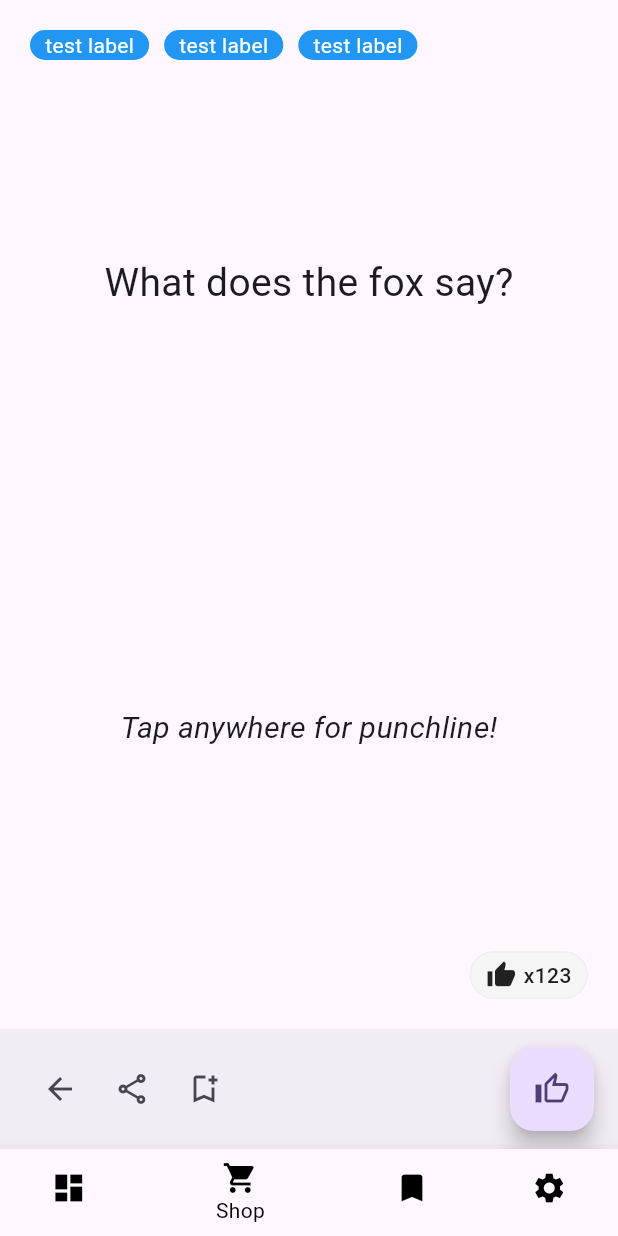
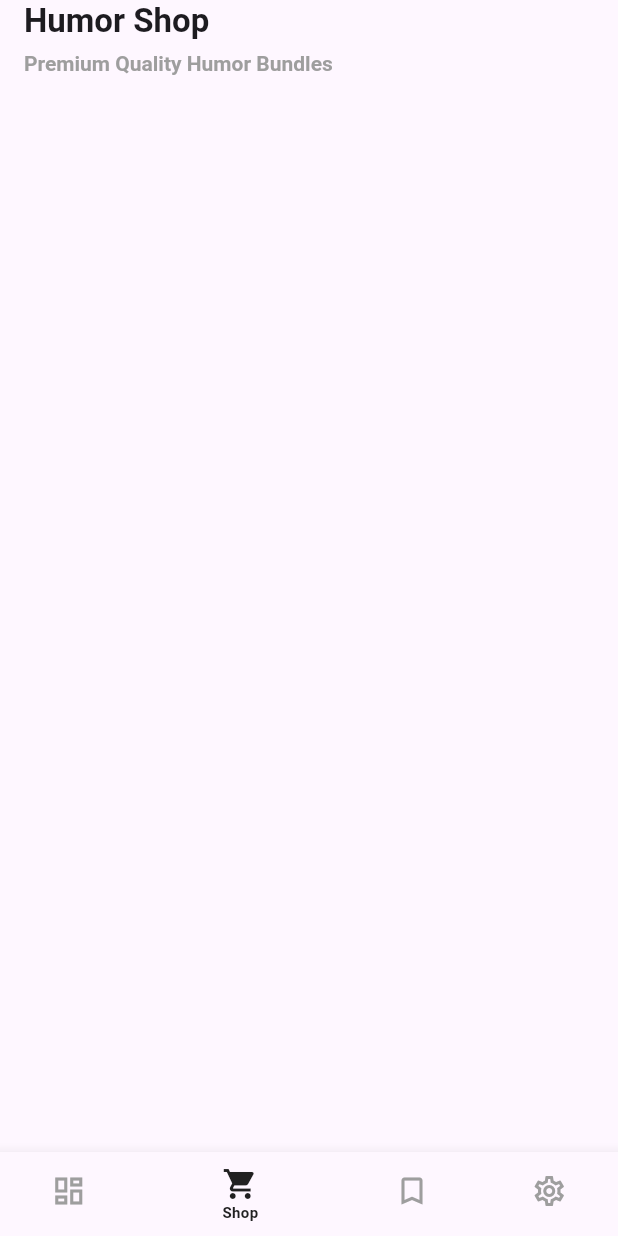
Before and after one commit to cardchess-leader/daily_dose_of_humors, a Flutter app: the screen it shows after launch, item 2 of the bottom bar chosen, on a phone screen of 412 x 824 dp. Run offline on Flutter 3.47's test engine with Material 3 defaults, Android fonts, the light colour scheme and no system bars; our stand-ins replace scroll_snap_list.

```diff
--- a/lib/models/category.dart
+++ b/lib/models/category.dart
@@ -7,6 +7,7 @@ class Category {
   final int numDailyNew;
   final bool subscriberOnly;
   final Color themeColor;
+  // final List<Color> themeColorGradient;
   const Category({
     required this.title,
     required this.description,
@@ -14,5 +15,6 @@ class Category {
     required this.numDailyNew,
     this.subscriberOnly = false,
     required this.themeColor,
+    // required this.themeColorGradient,
   });
 }
--- a/lib/screens/humor_screen.dart
+++ b/lib/screens/humor_screen.dart
@@ -146,6 +146,7 @@ class _HumorScreenState extends State<HumorScreen> {
       ),
       floatingActionButtonLocation: FloatingActionButtonLocation.endContained,
       floatingActionButton: FloatingActionButton(
+        elevation: 0,
         onPressed: () {
           // Handle the FAB action
           print('FAB Pressed');
--- /dev/null
+++ b/lib/screens/shop.dart
@@ -0,0 +1,40 @@
+import 'package:flutter/material.dart';
+import 'package:daily_dose_of_humors/widgets/page_header_text.dart';
+
+class ShopScreen extends StatefulWidget {
+  const ShopScreen({super.key});
+
+  @override
+  State<ShopScreen> createState() {
+    return _ShopScreenState();
+  }
+}
+
+class _ShopScreenState extends State<ShopScreen>
+    with SingleTickerProviderStateMixin {
+  late TabController _tabController;
+
+  @override
+  void initState() {
+    super.initState();
+    _tabController = TabController(length: 2, vsync: this);
+  }
+
+  @override
+  void dispose() {
+    _tabController.dispose();
+    super.dispose();
+  }
+
+  @override
+  Widget build(BuildContext context) {
+    return Scaffold(
+      appBar: AppBar(
+          // backgroundColor: Colors.yellow,
+          title: const PageHeaderText(
+        heading: 'Humor Shop',
+        subheading: 'Premium Quality Humor Bundles',
+      )),
+    );
+  }
+}
--- a/lib/screens/tabs.dart
+++ b/lib/screens/tabs.dart
@@ -1,7 +1,11 @@
+import 'package:daily_dose_of_humors/screens/shop.dart';
 import 'package:flutter/material.dart';
 import 'package:scroll_snap_list/scroll_snap_list.dart';
 import 'package:daily_dose_of_humors/screens/humor_screen.dart';
+import 'package:daily_dose_of_humors/screens/bookmark.dart';
+import 'package:daily_dose_of_humors/screens/settings.dart';
 import 'package:daily_dose_of_humors/widgets/humor_card.dart';
+import 'package:daily_dose_of_humors/widgets/page_header_text.dart';
 import 'package:daily_dose_of_humors/data/category_data.dart';
 
 class TabsScreen extends StatefulWidget {
@@ -29,7 +33,18 @@ class _TabsScreenState extends State<TabsScreen> {
 
   @override
   Widget build(BuildContext context) {
-    Widget activePage = ScrollSnapList(
+    late Widget activePage;
+
+    switch (_selectedPageIndex) {
+      case 0:
+        activePage = Scaffold(
+          appBar: AppBar(
+            title: const PageHeaderText(
+              heading: 'Daily Dose of Humors',
+              subheading: 'New Humors Added Everyday',
+            ),
+          ),
+          body: ScrollSnapList(
             scrollDirection: Axis.vertical,
             onItemFocus: (index) => (),
             itemSize: 500,
@@ -40,11 +55,18 @@ class _TabsScreenState extends State<TabsScreen> {
               child: HumorCategoryCard(humorCategoryList[index]),
               onTap: () => _openHumorCategory(humorCategoryList[index]),
             ),
+          ),
         );
-
-    switch (_selectedPageIndex) {
+        break;
       case 1:
-        activePage = HumorScreen(humorCategoryList[0]);
+        activePage = ShopScreen();
+        break;
+      case 2:
+        activePage = BookmarkScreen();
+        break;
+      case 3:
+      default:
+        activePage = SettingsScreen();
     }
 
     return Scaffold(
@@ -52,24 +74,37 @@ class _TabsScreenState extends State<TabsScreen> {
       bottomNavigationBar: BottomNavigationBar(
         onTap: _selectPage,
         currentIndex: _selectedPageIndex,
-        selectedItemColor: Colors.black,
-        unselectedItemColor: Colors.black,
-        items: const [
+        selectedItemColor: Colors.grey.shade900,
+        unselectedItemColor: Colors.grey.shade500,
+        // selectedIconTheme:
+        //     IconThemeData(size: 22), // Set the size for selected icons
+        // unselectedIconTheme: IconThemeData(size: 22),
+        selectedLabelStyle:
+            TextStyle(fontSize: 10, fontWeight: FontWeight.w600),
+        items: [
           BottomNavigationBarItem(
-            icon: Icon(Icons.dashboard),
+            icon: _selectedPageIndex == 0
+                ? Icon(Icons.dashboard)
+                : Icon(Icons.dashboard_outlined),
             label: 'Home',
           ),
           BottomNavigationBarItem(
-            icon: Icon(Icons.shopping_cart),
+            icon: _selectedPageIndex == 1
+                ? Icon(Icons.shopping_cart)
+                : Icon(Icons.shopping_cart_outlined),
             label: 'Shop',
           ),
           BottomNavigationBarItem(
-            icon: Icon(Icons.bookmark),
-            label: 'Bookmark',
+            icon: _selectedPageIndex == 2
+                ? Icon(Icons.bookmark)
+                : Icon(Icons.bookmark_outline),
+            label: 'Bookmarks',
           ),
           BottomNavigationBarItem(
-            icon: Icon(Icons.settings),
-            label: 'Setting',
+            icon: _selectedPageIndex == 3
+                ? Icon(Icons.settings)
+                : Icon(Icons.settings_outlined),
+            label: 'Settings',
           ),
         ],
       ),
--- /dev/null
+++ b/lib/widgets/page_header_text.dart
@@ -0,0 +1,38 @@
+import 'package:flutter/material.dart';
+
+class PageHeaderText extends StatelessWidget {
+  final String heading;
+  final String subheading;
+  const PageHeaderText(
+      {super.key, required this.heading, this.subheading = ''});
+
+  @override
+  Widget build(BuildContext context) {
+    return Column(
+      crossAxisAlignment: CrossAxisAlignment.start,
+      children: [
+        Text(
+          heading,
+          style: const TextStyle(
+            // color: Colors.white,
+            fontWeight: FontWeight.bold,
+            // fontStyle: FontStyle.italic,
+          ),
+        ),
+        if (subheading != '') ...[
+          const SizedBox(height: 5),
+          Text(
+            subheading,
+            style: TextStyle(
+                color: Colors.grey.shade500,
+                fontWeight: FontWeight.bold,
+                fontSize: 14),
+          ),
+          const SizedBox(
+            height: 5,
+          ),
+        ],
+      ],
+    );
+  }
+}
```
Also changed, not shown: lib/screens/bookmark.dart (added, +135 -0 lines), lib/screens/settings.dart (added, +40 -0 lines), lib/util/util.dart (added, +17 -0 lines), lib/widgets/humor_card.dart (+17 -2 lines). Lines whose indentation alone changed are shown as unchanged.
